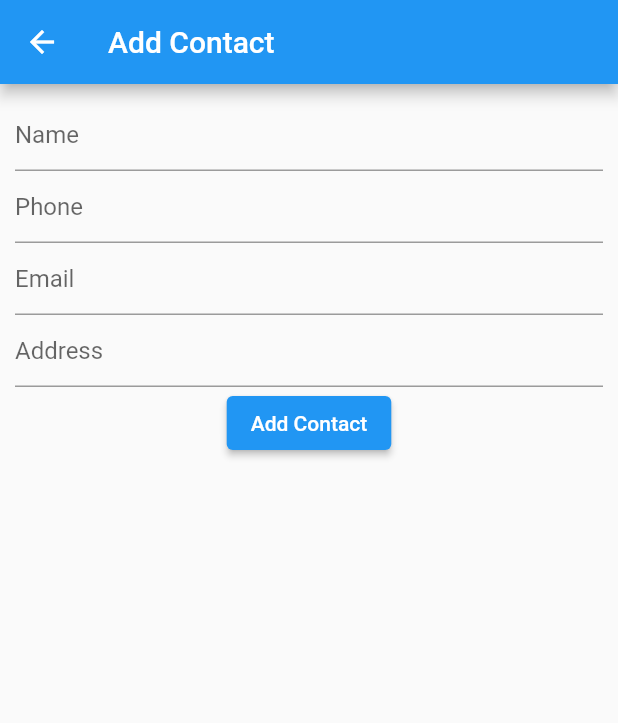
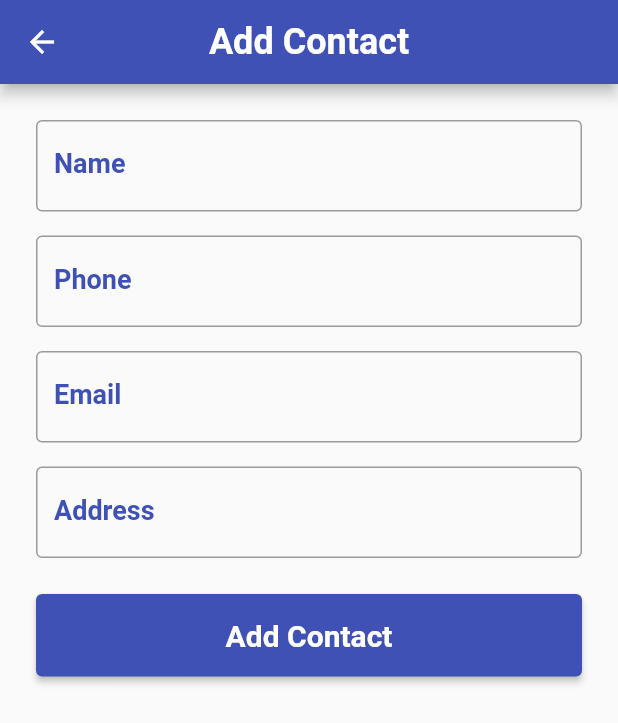
Before and after one commit to dddddeeeevvvaaor/exercisefirebase_076, a Flutter app: the AddContact screen opened directly, on a phone screen of 412 x 824 dp. Shown: the top 723 px of the screen. Run offline on Flutter 3.47's test engine with Material 2 defaults, Android fonts, the phone set to English and light mode, and no system bars; our stand-ins replace cloud_firestore, firebase_auth, firebase_core; accounts and stored records are empty.

Commit message:
memperbaiki tampilan add

```diff
--- a/lib/view/add_contact.dart
+++ b/lib/view/add_contact.dart
@@ -4,15 +4,15 @@ import 'package:firebasematerial/view/contact.dart';
 import 'package:flutter/material.dart';
 
 class AddContact extends StatefulWidget {
-  const AddContact({super.key});
+  const AddContact({Key? key}) : super(key: key);
 
   @override
-  State<AddContact> createState() => _AddContactState();
+  _AddContactState createState() => _AddContactState();
 }
 
 class _AddContactState extends State<AddContact> {
   var contactController = ContactController();
-  final formkey = GlobalKey<FormState>();
+  final formKey = GlobalKey<FormState>();
 
   String? name;
   String? phone;
@@ -23,64 +23,115 @@ class _AddContactState extends State<AddContact> {
   Widget build(BuildContext context) {
     return Scaffold(
       appBar: AppBar(
-        title: const Text('Add Contact'),
+        title: const Text(
+          'Add Contact',
+          style: TextStyle(
+            fontWeight: FontWeight.bold,
+            fontSize: 24,
           ),
-      body: Padding(
-        padding: EdgeInsets.all(10),
+        ),
+        centerTitle: true,
+        backgroundColor: Colors.indigo,
+      ),
+      body: Container(
+        padding: const EdgeInsets.all(24),
         child: Form(
-          key: formkey,
+          key: formKey,
           child: Column(
+            crossAxisAlignment: CrossAxisAlignment.stretch,
             children: [
               TextFormField(
-                  decoration: InputDecoration(hintText: 'Name'),
+                decoration: const InputDecoration(
+                  labelText: 'Name',
+                  labelStyle: TextStyle(
+                    color: Colors.indigo,
+                    fontSize: 18,
+                    fontWeight: FontWeight.bold,
+                  ),
+                  border: OutlineInputBorder(),
+                ),
+                style: const TextStyle(fontSize: 18),
                 onChanged: (value) {
+                  setState(() {
                     name = value;
-                  }),
+                  });
+                },
+              ),
+              const SizedBox(height: 16),
               TextFormField(
-                decoration: InputDecoration(hintText: 'Phone'),
+                decoration: const InputDecoration(
+                  labelText: 'Phone',
+                  labelStyle: TextStyle(
+                    color: Colors.indigo,
+                    fontSize: 18,
+                    fontWeight: FontWeight.bold,
+                  ),
+                  border: OutlineInputBorder(),
+                ),
+                style: const TextStyle(fontSize: 18),
                 onChanged: (value) {
+                  setState(
+                    () {
                       phone = value;
                     },
+                  );
+                },
               ),
+              const SizedBox(height: 16),
               TextFormField(
-                decoration: InputDecoration(hintText: 'Email'),
+                decoration: const InputDecoration(
+                  labelText: 'Email',
+                  labelStyle: TextStyle(
+                    color: Colors.indigo,
+                    fontSize: 18,
+                    fontWeight: FontWeight.bold,
+                  ),
+                  border: OutlineInputBorder(),
+                ),
+                style: const TextStyle(fontSize: 18),
                 onChanged: (value) {
+                  setState(
+                    () {
                       email = value;
                     },
+                  );
+                },
               ),
+              const SizedBox(height: 16),
               TextFormField(
-                decoration: InputDecoration(hintText: 'Address'),
+                decoration: const InputDecoration(
+                  labelText: 'Address',
+                  labelStyle: TextStyle(
+                    color: Colors.indigo,
+                    fontSize: 18,
+                    fontWeight: FontWeight.bold,
+                  ),
+                  border: OutlineInputBorder(),
+                ),
+                style: const TextStyle(fontSize: 18),
                 onChanged: (value) {
+                  setState(
+                    () {
                       address = value;
                     },
+                  );
+                },
               ),
-              //jika data ditambahkan maka akan diarahkan ke halaman contact dan data akan ditambahkan ke firebase dan ditampilkan di halaman contact kemudian halaman contact akan di refresh
-              /*ElevatedButton(
-                child: Text('Add Contact'),
+              const SizedBox(height: 24),
+              ElevatedButton(
+                style: ElevatedButton.styleFrom(
+                  primary: Colors.indigo,
+                  padding: const EdgeInsets.symmetric(vertical: 16),
+                ),
+                child: const Text(
+                  'Add Contact',
+                  style: TextStyle(
+                    fontSize: 20,
+                    fontWeight: FontWeight.bold,
+                  ),
+                ),
                 onPressed: () {
-                  if (formkey.currentState!.validate()) {
-                    print('validated');
-                  } else {
-                    print('not validated');
-                  }
-                  contactController.addContact(ContactModel(
-                    name: name!,
-                    phone: phone!,
-                    email: email!,
-                    address: address!,
-                  ));
-                  Navigator.pushAndRemoveUntil(
-                      context,
-                      MaterialPageRoute(
-                        builder: (context) => const Contact(),
-                      ),
-                      (route) => false);
-                },
-              ),*/
-              ElevatedButton(
-                child: const Text('Add Contact'),
-                onPressed: () {
-                  if (formkey.currentState!.validate()) {
+                  if (formKey.currentState!.validate()) {
                     ContactModel cm = ContactModel(
                       name: name!,
                       phone: phone!,
@@ -88,7 +139,8 @@ class _AddContactState extends State<AddContact> {
                       address: address!,
                     );
 
-                    contactController.addContact(cm).then((_) {
+                    contactController.addContact(cm).then(
+                      (_) {
                         Navigator.push(
                           context,
                           MaterialPageRoute(
@@ -97,15 +149,19 @@ class _AddContactState extends State<AddContact> {
 
                         ScaffoldMessenger.of(context).showSnackBar(
                           const SnackBar(
-                          content: Text('Contact Added'),
-                          duration: Duration(seconds: 1),
+                            content: Text(
+                              'Contact Added',
+                              style: TextStyle(fontSize: 18),
+                            ),
+                            duration: Duration(seconds: 2),
                             backgroundColor: Colors.green,
                           ),
                         );
-                    });
+                      },
+                    );
                   }
                 },
-              )
+              ),
             ],
           ),
         ),
```
Lines whose indentation alone changed are shown as unchanged.
